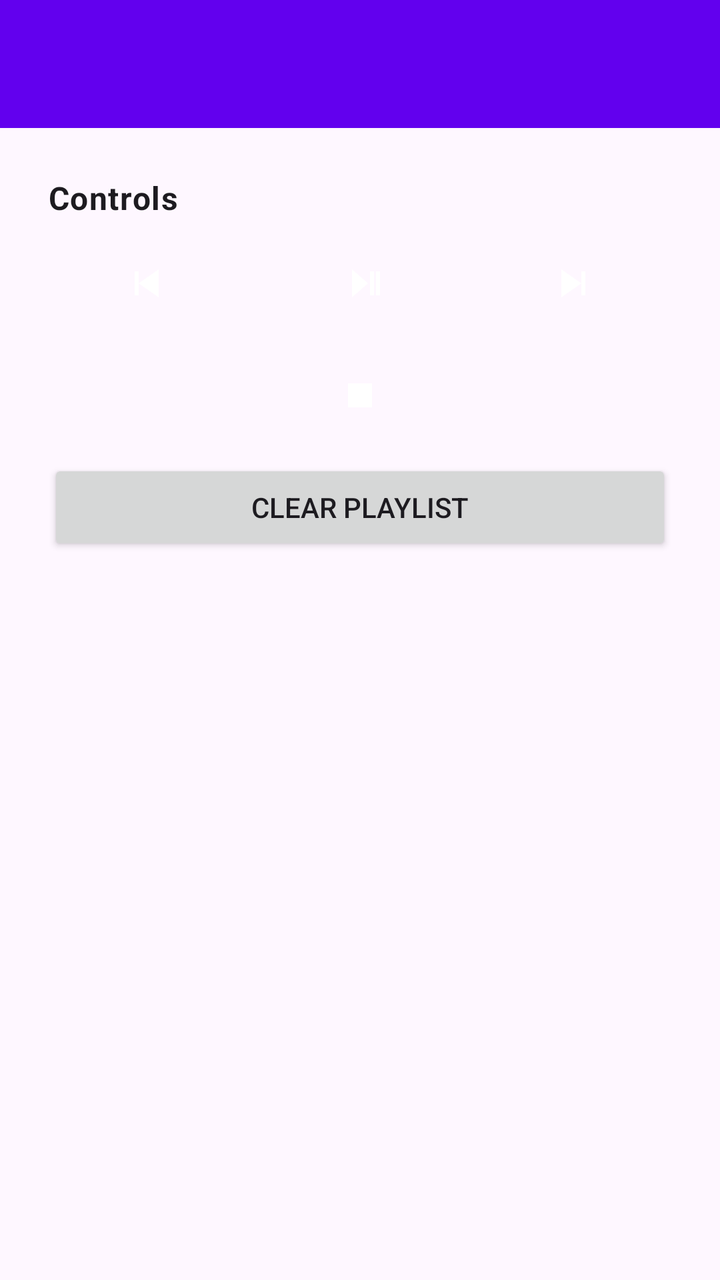
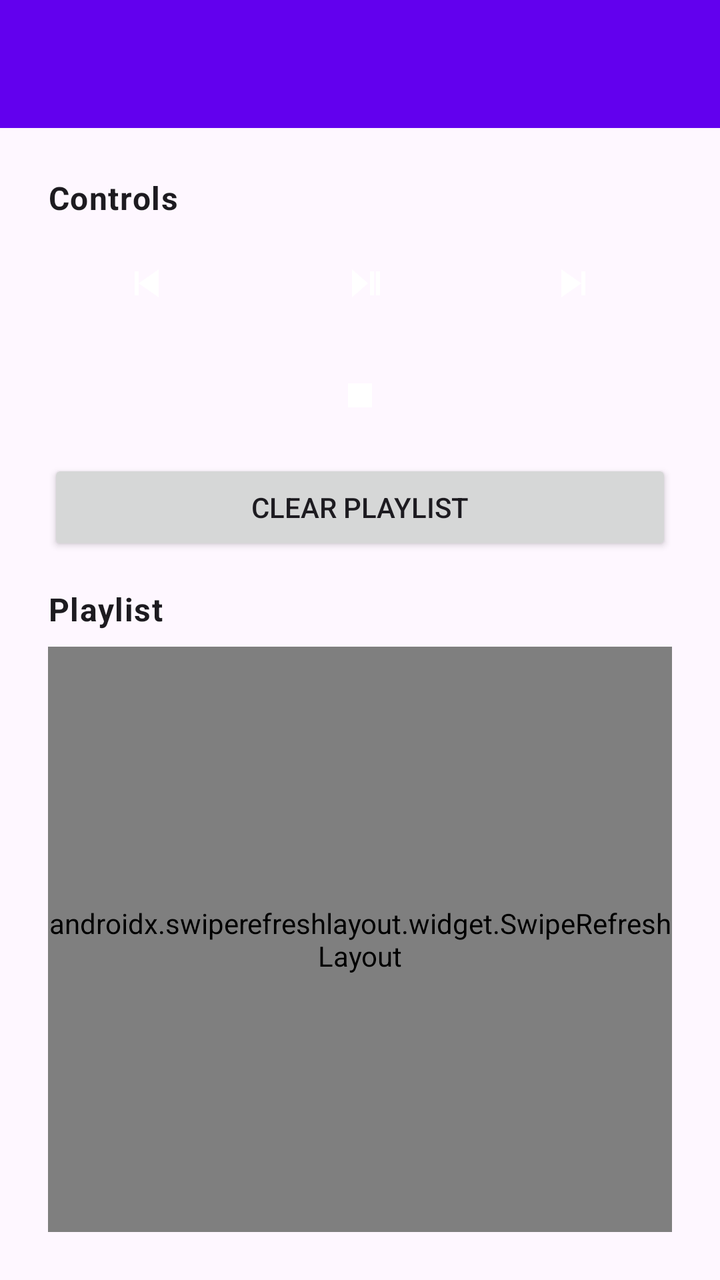

Compare the two renders of this Android layout. The source of the first and the diff that turns it into the second are given below.
<!-- AndroidManifest.xml: application theme Theme.MpvRemote -->
<!-- res/layout/activity_main.xml -->
<?xml version="1.0" encoding="utf-8"?>
<androidx.drawerlayout.widget.DrawerLayout xmlns:android="http://schemas.android.com/apk/res/android"
    xmlns:app="http://schemas.android.com/apk/res-auto"
    android:id="@+id/drawer_layout"
    android:layout_width="match_parent"
    android:layout_height="match_parent">

    <LinearLayout
        android:layout_width="match_parent"
        android:layout_height="match_parent"
        android:orientation="vertical">

        <com.google.android.material.appbar.MaterialToolbar
            android:id="@+id/toolbar"
            android:layout_width="match_parent"
            android:layout_height="?attr/actionBarSize"
            android:background="?attr/colorPrimary"
            app:titleTextColor="@color/white" />

        <FrameLayout
            android:layout_width="match_parent"
            android:layout_height="0dp"
            android:layout_weight="1">

            <LinearLayout
                android:id="@+id/remote_section"
                android:layout_width="match_parent"
                android:layout_height="match_parent"
                android:orientation="vertical"
                android:padding="24dp">

                <TextView
                    android:layout_width="wrap_content"
                    android:layout_height="wrap_content"
                    android:text="@string/controls_section_label"
                    android:textAppearance="?attr/textAppearanceBodyLarge"
                    android:textStyle="bold"
                    android:layout_marginBottom="8dp" />

                <LinearLayout
                    android:layout_width="match_parent"
                    android:layout_height="wrap_content"
                    android:orientation="horizontal"
                    android:layout_marginBottom="8dp">

                    <ImageButton
                        android:id="@+id/control_previous"
                        android:layout_width="0dp"
                        android:layout_height="48dp"
                        android:layout_weight="1"
                        android:layout_marginEnd="4dp"
                        android:src="@drawable/ic_skip_previous"
                        android:contentDescription="@string/control_previous_desc"
                        android:background="?attr/selectableItemBackground" />

                    <ImageButton
                        android:id="@+id/control_play_pause"
                        android:layout_width="0dp"
                        android:layout_height="48dp"
                        android:layout_weight="1"
                        android:layout_marginStart="4dp"
                        android:layout_marginEnd="4dp"
                        android:src="@drawable/ic_play_pause"
                        android:contentDescription="@string/control_play_pause_desc"
                        android:background="?attr/selectableItemBackground" />

                    <ImageButton
                        android:id="@+id/control_next"
                        android:layout_width="0dp"
                        android:layout_height="48dp"
                        android:layout_weight="1"
                        android:layout_marginStart="4dp"
                        android:src="@drawable/ic_skip_next"
                        android:contentDescription="@string/control_next_desc"
                        android:background="?attr/selectableItemBackground" />

                </LinearLayout>

                <LinearLayout
                    android:layout_width="match_parent"
                    android:layout_height="wrap_content"
                    android:orientation="horizontal"
                    android:layout_marginBottom="8dp">

                    <View
                        android:layout_width="0dp"
                        android:layout_height="0dp"
                        android:layout_weight="1" />

                    <ImageButton
                        android:id="@+id/control_stop"
                        android:layout_width="0dp"
                        android:layout_height="48dp"
                        android:layout_weight="1"
                        android:layout_marginStart="4dp"
                        android:layout_marginEnd="4dp"
                        android:src="@drawable/ic_stop"
                        android:contentDescription="@string/control_stop_desc"
                        android:background="?attr/selectableItemBackground" />

                    <View
                        android:layout_width="0dp"
                        android:layout_height="0dp"
                        android:layout_weight="1" />

                </LinearLayout>

                <Button
                    android:id="@+id/control_clear"
                    android:layout_width="match_parent"
                    android:layout_height="wrap_content"
                    android:text="@string/control_clear"
                    android:layout_marginBottom="8dp" />

            </LinearLayout>

            <LinearLayout
                android:id="@+id/settings_section"
                android:layout_width="match_parent"
                android:layout_height="match_parent"
                android:orientation="vertical"
                android:padding="24dp"
                android:visibility="gone">

                <TextView
                    android:layout_width="wrap_content"
                    android:layout_height="wrap_content"
                    android:text="@string/relay_url_label"
                    android:textAppearance="?attr/textAppearanceBodyMedium"
                    android:layout_marginBottom="4dp" />

                <EditText
                    android:id="@+id/base_url_input"
                    android:layout_width="match_parent"
                    android:layout_height="wrap_content"
                    android:hint="@string/relay_url_hint"
                    android:inputType="textUri"
                    android:autofillHints="uri"
                    android:layout_marginBottom="16dp" />

                <TextView
                    android:layout_width="wrap_content"
                    android:layout_height="wrap_content"
                    android:text="@string/socket_path_label"
                    android:textAppearance="?attr/textAppearanceBodyMedium"
                    android:layout_marginBottom="4dp" />

                <EditText
                    android:id="@+id/socket_path_input"
                    android:layout_width="match_parent"
                    android:layout_height="wrap_content"
                    android:hint="@string/socket_path_hint"
                    android:inputType="text"
                    android:autofillHints="no"
                    android:layout_marginBottom="16dp" />

                <CheckBox
                    android:id="@+id/append_checkbox"
                    android:layout_width="match_parent"
                    android:layout_height="wrap_content"
                    android:text="@string/append_checkbox_label"
                    android:layout_marginBottom="24dp" />

                <Button
                    android:id="@+id/save_button"
                    android:layout_width="match_parent"
                    android:layout_height="wrap_content"
                    android:text="@string/save_settings" />

            </LinearLayout>

        </FrameLayout>

    </LinearLayout>

    <com.google.android.material.navigation.NavigationView
        android:id="@+id/navigation_view"
        android:layout_width="wrap_content"
        android:layout_height="match_parent"
        android:layout_gravity="start"
        app:menu="@menu/drawer_menu"
        app:itemShapeFillColor="@color/nav_item_shape_fill" />

</androidx.drawerlayout.widget.DrawerLayout>
<!-- resources referenced by this layout -->
<resources>
  <color name="white">#FFFFFF</color>
  <!-- drawable ic_play_pause (drawable) -->
  <?xml version="1.0" encoding="utf-8"?>
  <vector xmlns:android="http://schemas.android.com/apk/res/android"
      android:width="24dp"
      android:height="24dp"
      android:viewportWidth="24"
      android:viewportHeight="24">
      <path
          android:fillColor="#FFFFFF"
          android:pathData="M8,5v14l8,-7z M17,6h2v12h-2z M20,6h2v12h-2z" />
  </vector>
  <!-- drawable ic_skip_next (drawable) -->
  <?xml version="1.0" encoding="utf-8"?>
  <vector xmlns:android="http://schemas.android.com/apk/res/android"
      android:width="24dp"
      android:height="24dp"
      android:viewportWidth="24"
      android:viewportHeight="24">
      <path
          android:fillColor="#FFFFFF"
          android:pathData="M6,5v14l10,-7z M16,6h2v12h-2z" />
  </vector>
  <!-- drawable ic_skip_previous (drawable) -->
  <?xml version="1.0" encoding="utf-8"?>
  <vector xmlns:android="http://schemas.android.com/apk/res/android"
      android:width="24dp"
      android:height="24dp"
      android:viewportWidth="24"
      android:viewportHeight="24">
      <path
          android:fillColor="#FFFFFF"
          android:pathData="M18,5v14l-10,-7z M6,6h2v12h-2z" />
  </vector>
  <!-- drawable ic_stop (drawable) -->
  <?xml version="1.0" encoding="utf-8"?>
  <vector xmlns:android="http://schemas.android.com/apk/res/android"
      android:width="24dp"
      android:height="24dp"
      android:viewportWidth="24"
      android:viewportHeight="24">
      <path
          android:fillColor="#FFFFFF"
          android:pathData="M6,6h12v12h-12z" />
  </vector>
  <string name="append_checkbox_label">Append to playlist (--append)</string>
  <string name="control_clear">Clear playlist</string>
  <string name="control_next_desc">Next track</string>
  <string name="control_play_pause_desc">Play / Pause</string>
  <string name="control_previous_desc">Previous track</string>
  <string name="control_stop_desc">Stop playback</string>
  <string name="controls_section_label">Controls</string>
  <string name="relay_url_hint" translatable="false">http://10.0.2.2:8765</string>
  <string name="relay_url_label">Relay base URL</string>
  <string name="save_settings">Save</string>
  <string name="socket_path_hint" translatable="false">/tmp/mpv.socket</string>
  <string name="socket_path_label">MPV socket path</string>
  <style name="Theme.MpvRemote" parent="Theme.Material3.DayNight.NoActionBar">
          <item name="colorPrimary">@color/purple_500</item>
          <item name="colorPrimaryVariant">@color/purple_700</item>
          <item name="colorOnPrimary">@color/white</item>
          <item name="colorSecondary">@color/teal_200</item>
      </style>
  <color name="purple_500">#6200EE</color>
  <color name="purple_700">#3700B3</color>
  <color name="teal_200">#03DAC5</color>
</resources>

<!-- the commit's change to res/layout/activity_main.xml (unified diff, before → after) -->
@@ -110,7 +110,38 @@
                     android:layout_width="match_parent"
                     android:layout_height="wrap_content"
                     android:text="@string/control_clear"
+                    android:layout_marginBottom="16dp" />
+
+                <TextView
+                    android:layout_width="wrap_content"
+                    android:layout_height="wrap_content"
+                    android:text="@string/playlist_section_label"
+                    android:textAppearance="?attr/textAppearanceBodyLarge"
+                    android:textStyle="bold"
                     android:layout_marginBottom="8dp" />
+
+                <androidx.swiperefreshlayout.widget.SwipeRefreshLayout
+                    android:id="@+id/playlist_swipe_refresh"
+                    android:layout_width="match_parent"
+                    android:layout_height="0dp"
+                    android:layout_weight="1">
+
+                    <androidx.recyclerview.widget.RecyclerView
+                        android:id="@+id/playlist_recycler_view"
+                        android:layout_width="match_parent"
+                        android:layout_height="match_parent" />
+
+                </androidx.swiperefreshlayout.widget.SwipeRefreshLayout>
+
+                <TextView
+                    android:id="@+id/playlist_empty_view"
+                    android:layout_width="match_parent"
+                    android:layout_height="wrap_content"
+                    android:gravity="center"
+                    android:padding="16dp"
+                    android:text="@string/playlist_empty"
+                    android:textAppearance="?attr/textAppearanceBodyMedium"
+                    android:visibility="gone" />
 
             </LinearLayout>
 
<!-- resource entries referenced after the edit -->
@@ -52,6 +52,8 @@
   <string name="control_previous_desc">Previous track</string>
   <string name="control_stop_desc">Stop playback</string>
   <string name="controls_section_label">Controls</string>
+  <string name="playlist_empty">Playlist empty</string>
+  <string name="playlist_section_label">Playlist</string>
   <string name="relay_url_hint" translatable="false">http://10.0.2.2:8765</string>
   <string name="relay_url_label">Relay base URL</string>
   <string name="save_settings">Save</string>
